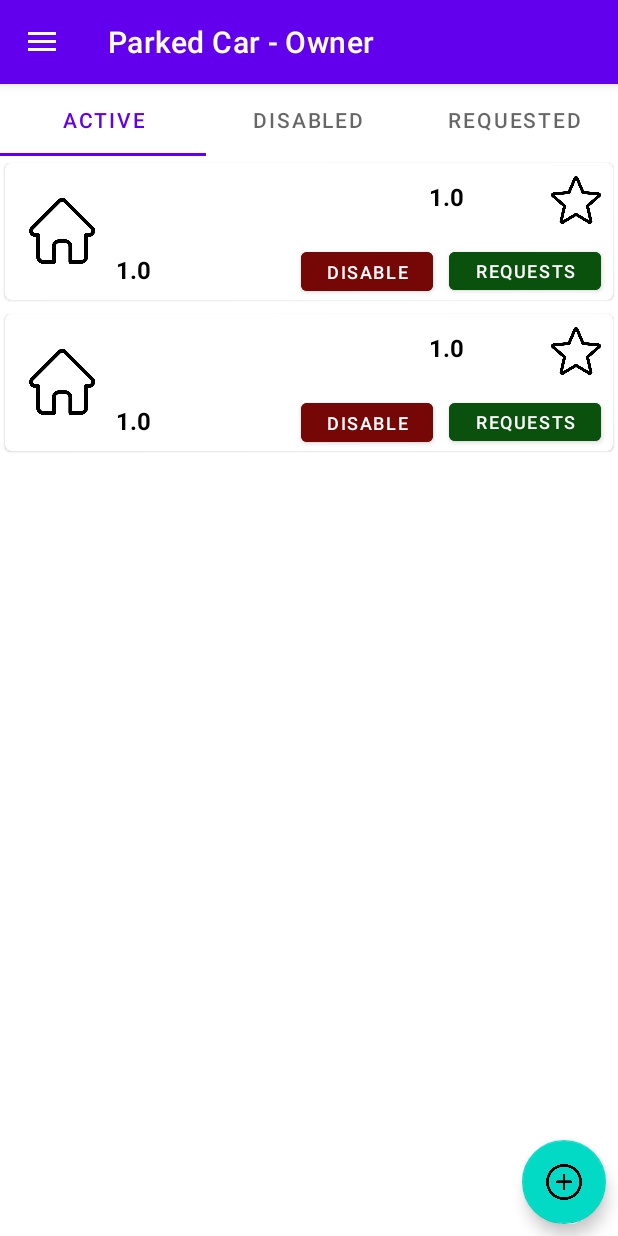
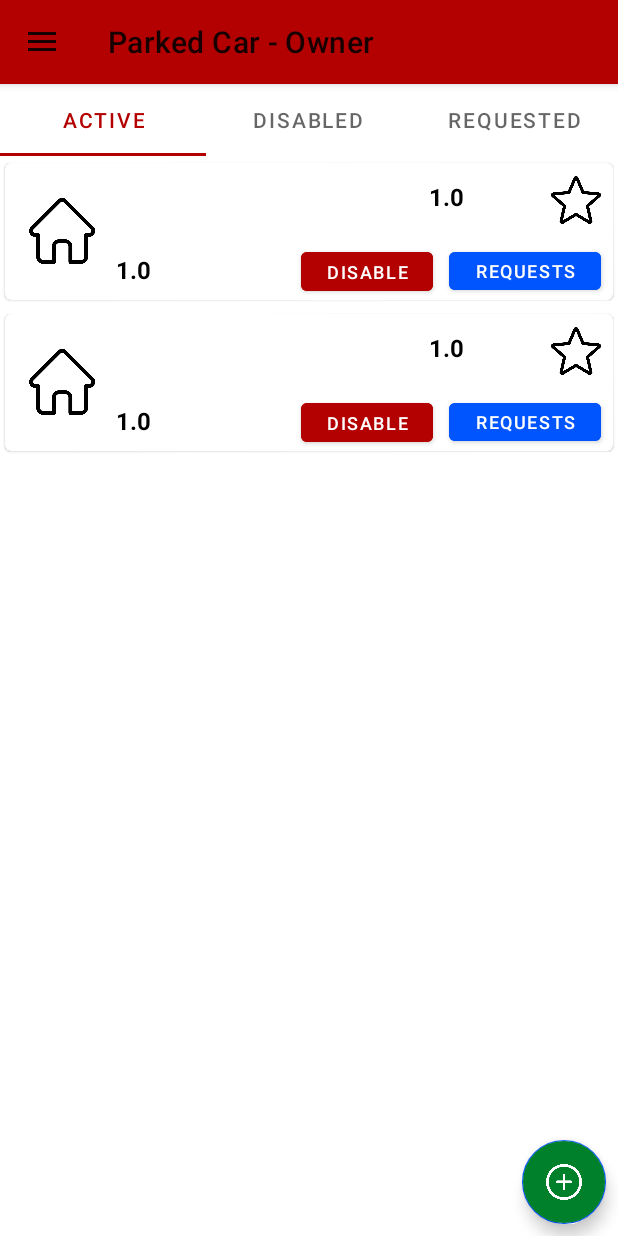
Before and after one commit to ParkedCar-Dev/ParkedCar-Owner, an Android app: the screen it shows after launch (DashboardActivity), on a phone screen of 412 x 824 dp. Run offline under Robolectric (Android 15) with nearby library versions, the phone set to English and light mode, and no system bars; network calls fail.

Commit message:
tried spider man theme

```diff
--- a/app/src/main/AndroidManifest.xml
+++ b/app/src/main/AndroidManifest.xml
@@ -19,7 +19,7 @@
         android:label="@string/app_name"
         android:roundIcon="@mipmap/ic_launcher_round"
         android:supportsRtl="true"
-        android:theme="@style/Theme.SpaceOwner"
+        android:theme="@style/SpiderManTheme"
         tools:targetApi="31">
         <activity
             android:name=".view.splashscreen.SplashScreenActivity"
--- a/app/src/main/java/com/example/spaceowner/view/dashboard/DashboardActivity.java
+++ b/app/src/main/java/com/example/spaceowner/view/dashboard/DashboardActivity.java
@@ -3,6 +3,7 @@ package com.example.spaceowner.view.dashboard;
 import androidx.annotation.NonNull;
 import androidx.appcompat.app.ActionBarDrawerToggle;
 import androidx.appcompat.app.AppCompatActivity;
+import androidx.appcompat.app.AppCompatDelegate;
 import androidx.drawerlayout.widget.DrawerLayout;
 import androidx.viewpager2.widget.ViewPager2;
 
@@ -36,6 +37,9 @@ public class DashboardActivity extends AppCompatActivity implements NavigationVi
     @Override
     protected void onCreate(Bundle savedInstanceState) {
         super.onCreate(savedInstanceState);
+
+        AppCompatDelegate.setDefaultNightMode(AppCompatDelegate.MODE_NIGHT_FOLLOW_SYSTEM);
+
 
         viewModel = new ViewModelFactory().create(SpaceListViewModel.class);
         setContentView(R.layout.activity_dashboard);
--- a/app/src/main/res/layout/active_space_card_item.xml
+++ b/app/src/main/res/layout/active_space_card_item.xml
@@ -91,7 +91,7 @@
             android:layout_height="37dp"
             android:layout_marginTop="12dp"
             android:layout_marginEnd="8dp"
-            android:backgroundTint="#0A510D"
+            android:backgroundTint="@color/spiderblue"
             android:text="@string/requests"
             android:textSize="12dp"
             app:layout_constraintEnd_toEndOf="parent"
@@ -103,7 +103,7 @@
             android:layout_height="38dp"
             android:layout_marginTop="12dp"
             android:layout_marginEnd="120dp"
-            android:backgroundTint="#750707"
+            android:backgroundTint="@color/spiderdarkerred"
             android:text="@string/disable"
             android:textSize="12dp"
             app:layout_constraintEnd_toEndOf="parent"
--- a/app/src/main/res/layout/activity_dashboard.xml
+++ b/app/src/main/res/layout/activity_dashboard.xml
@@ -63,6 +63,7 @@
             android:layout_gravity="bottom|end"
             android:layout_margin="8dp"
             android:src="@drawable/add"
+            android:backgroundTint="@color/spidermanGreen"
             app:fabSize="normal"
             app:layout_constraintBottom_toBottomOf="parent"
             app:layout_constraintEnd_toEndOf="parent" />
--- a/app/src/main/res/layout/disabled_card_item.xml
+++ b/app/src/main/res/layout/disabled_card_item.xml
@@ -91,7 +91,7 @@
             android:layout_height="37dp"
             android:layout_marginTop="12dp"
             android:layout_marginEnd="8dp"
-            android:backgroundTint="#0A510D"
+            android:backgroundTint="@color/spidermanGreen"
             android:text="@string/activate"
             android:textSize="12dp"
             app:layout_constraintEnd_toEndOf="parent"
--- a/app/src/main/res/layout/requested_space_card_item.xml
+++ b/app/src/main/res/layout/requested_space_card_item.xml
@@ -91,7 +91,7 @@
             android:layout_height="37dp"
             android:layout_marginTop="12dp"
             android:layout_marginEnd="8dp"
-            android:backgroundTint="#0A510D"
+            android:backgroundTint="@color/spiderblue"
             android:text="@string/update"
             android:textSize="12dp"
             app:layout_constraintEnd_toEndOf="parent"
@@ -103,7 +103,7 @@
             android:layout_height="38dp"
             android:layout_marginTop="12dp"
             android:layout_marginEnd="120dp"
-            android:backgroundTint="#750707"
+            android:backgroundTint="@color/spiderdarkerred"
             android:text="@string/delete"
             android:textSize="12dp"
             app:layout_constraintEnd_toEndOf="parent"
--- a/app/src/main/res/values/colors.xml
+++ b/app/src/main/res/values/colors.xml
@@ -10,4 +10,9 @@
     <color name="tilt">#009688</color>
     <color name="red">#F44336</color>
     <color name="yellow">#FFEB3B</color>
+    <color name="spidermanred">#FF0000</color>
+    <color name="spiderdarkerred">#B30000</color>
+    <color name="spiderblue">#0055FF</color>
+    <color name="activateButtonColor">#CC0000</color>
+    <color name="spidermanGreen">#00802B</color>
 </resources>
--- a/app/src/main/res/values/themes.xml
+++ b/app/src/main/res/values/themes.xml
@@ -13,4 +13,28 @@
         <item name="android:statusBarColor">?attr/colorPrimaryVariant</item>
         <!-- Customize your theme here. -->
     </style>
+
+    <style name="SpiderManTheme" parent="Theme.MaterialComponents.Light">
+        <!-- Primary colors -->
+        <item name="colorPrimaryVariant">#FF0000</item>               <!-- Spider-Man Red -->
+        <item name="colorPrimary">#B30000</item>        <!-- Darker Red -->
+        <item name="colorOnPrimary">#FFFFFF</item>             <!-- White for contrast -->
+
+        <!-- Secondary colors -->
+        <item name="colorSecondary">#0055FF</item>             <!-- Spider-Man Blue -->
+        <item name="colorSecondaryVariant">#003366</item>      <!-- Darker Blue -->
+        <item name="colorOnSecondary">#FFFFFF</item>           <!-- White for contrast -->
+
+        <!-- Background colors -->
+        <item name="android:colorBackground">#FFFFFF</item>    <!-- White background -->
+        <item name="colorOnBackground">#000000</item>          <!-- Black for contrast -->
+
+        <!-- Surface colors -->
+        <item name="colorSurface">#FFFFFF</item>               <!-- White surface -->
+        <item name="colorOnSurface">#000000</item>             <!-- Black for contrast -->
+
+        <!-- Error colors -->
+        <item name="colorError">#FF0000</item>                 <!-- Spider-Man Red for errors -->
+        <item name="colorOnError">#FFFFFF</item>               <!-- White for contrast -->
+    </style>
 </resources>
```
Also changed, not shown: app/src/main/res/values-night/themes.xml (+25 -0 lines).
